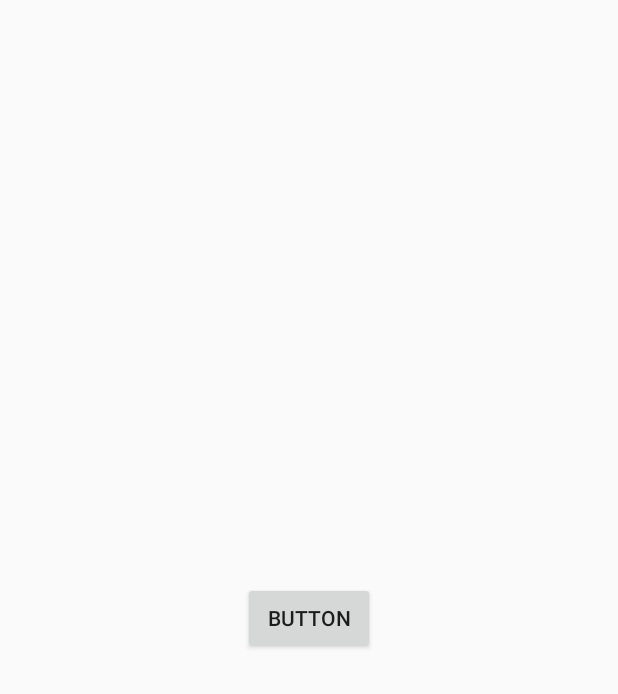
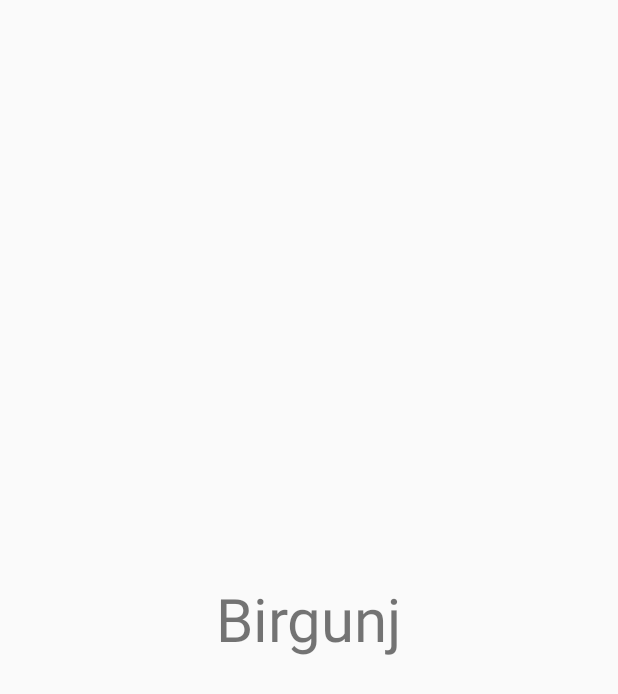
Before and after one commit to tamaldn/major_project, an Android app: the BirgunjActivity screen opened directly, with no data from a screen before it, on a phone screen of 412 x 824 dp. Shown: the top 694 px of the screen. Run offline under Robolectric (Android 15) with nearby library versions, the phone set to English and light mode, and no system bars; Roboto replaces fonts that are not available here.

Commit message:
Update string values

```diff
--- a/app/src/main/res/layout/birgunj.xml
+++ b/app/src/main/res/layout/birgunj.xml
@@ -6,12 +6,12 @@
     android:layout_height="match_parent"
     tools:context=".BirgunjActivity">
 
-    <Button
-        android:onClick="showpopup"
-        android:id="@+id/button3"
+    <TextView
+        android:id="@+id/textView6"
         android:layout_width="wrap_content"
         android:layout_height="wrap_content"
-        android:text="Button"
+        android:text="@string/birgunj"
+        android:textSize="40dp"
         app:layout_constraintBottom_toBottomOf="parent"
         app:layout_constraintEnd_toEndOf="parent"
         app:layout_constraintHorizontal_bias="0.5"
```
Also changed, not shown: app/src/main/java/com/example/mycityinfo/BirgunjActivity.java (+0 -17 lines).
